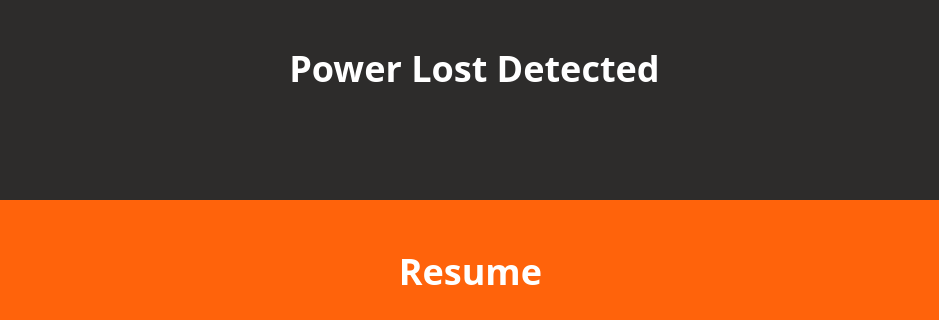
First picture: the form in dialog/powerlost.ui, repository XCDesigner/JadeLaboScreen, before the edit; both pictures show x 180 to 1119 and y 0 to 320 of the 1280 by 720 pixel window.
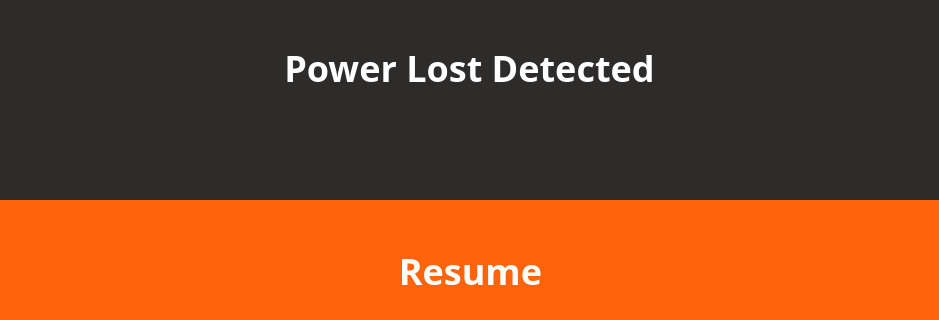
Second picture: the form after the edit.

Patch:
```diff
--- a/dialog/powerlost.ui
+++ b/dialog/powerlost.ui
@@ -48,12 +48,15 @@
 font-family:Barlow;
 color: rgb(255, 255, 255);
 border: 2px solid rgba(45, 44, 43, 255);
-font-size: 36px;
+font-size: 32px;
 </string>
    </property>
    <property name="text">
     <string>&lt;html&gt;&lt;head/&gt;&lt;body&gt;&lt;p align=&quot;center&quot;&gt;&lt;span style=&quot; font-size:27pt;&quot;&gt;Power Lost Detected&lt;/span&gt;&lt;/p&gt;&lt;/body&gt;&lt;/html&gt;</string>
    </property>
+   <property name="alignment">
+    <set>Qt::AlignCenter</set>
+   </property>
   </widget>
   <widget class="QLabel" name="label_3">
    <property name="geometry">
```
